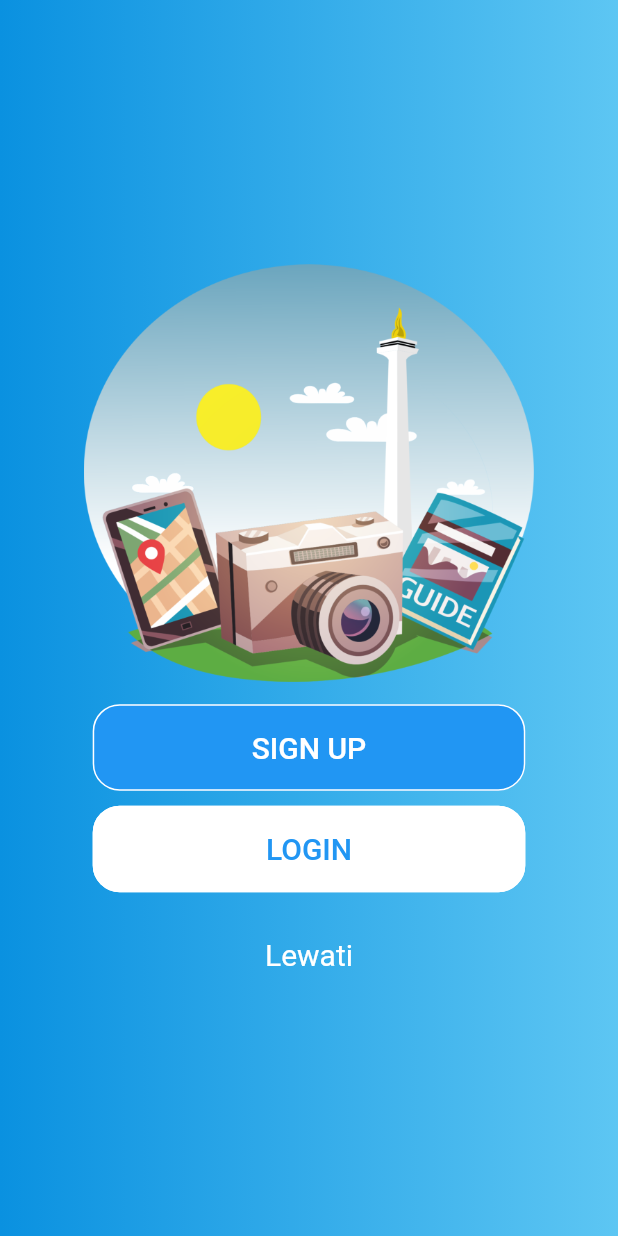
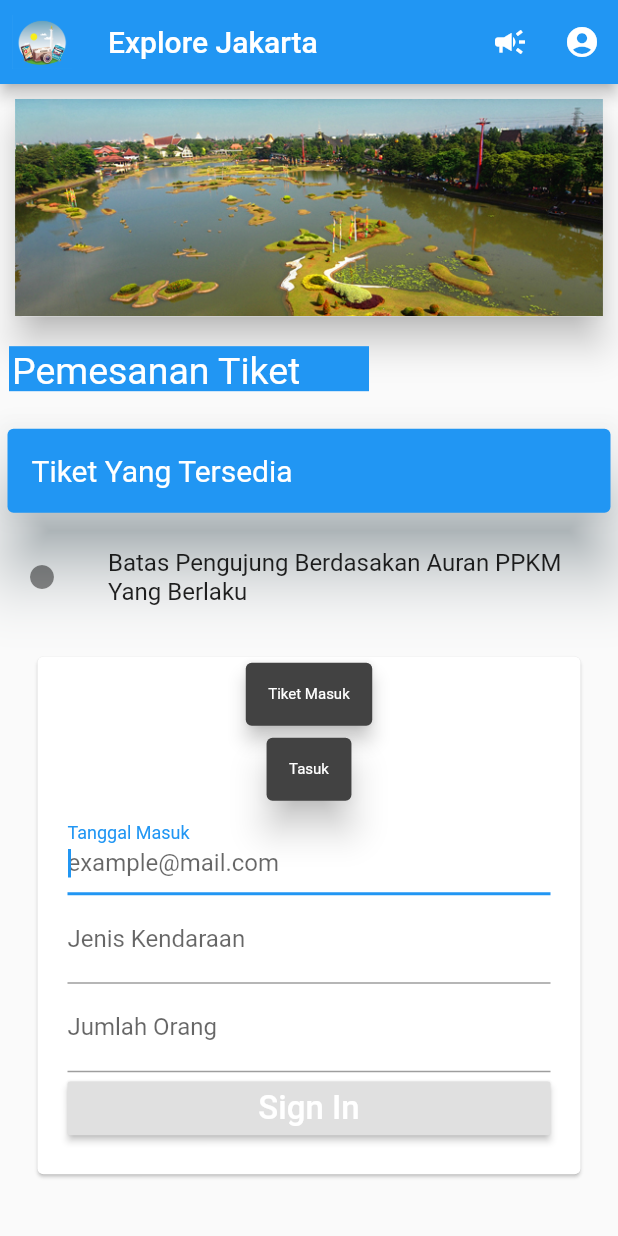
Before and after one commit to tonyafriyanto48/explorer_jakarta, a Flutter app: the screen it shows after launch, on a phone screen of 412 x 824 dp. Run offline on Flutter 3.47's test engine with Material 2 defaults, Android fonts, the phone set to English and light mode, and no system bars; our stand-ins replace carousel_slider, convert, dio, google_fonts, line_icons, page_transition and 4 more; Roboto replaces fonts that are missing (Raleway).

Commit message:
feat(ui): add Tiket masuk UI and change logo

```diff
--- a/lib/constant.dart
+++ b/lib/constant.dart
@@ -3,6 +3,7 @@ import 'package:flutter/material.dart';
 const double kSpace = 10;
 const kPrimaryColor = Color(0xFF3366FF);
 const kPrimaryLightColor = Color(0xFF00CCFF);
+const kBoxDecorationStyle= Color.fromARGB(255, 143, 143, 143);
 const kPrimaryGradientColor = LinearGradient(
   begin: Alignment.topLeft,
   end: Alignment.bottomRight,
--- a/lib/main.dart
+++ b/lib/main.dart
@@ -1,9 +1,12 @@
+import 'package:explore_jakarta/screen/login_screen.dart';
 import 'package:explore_jakarta/screen/welcome_screen.dart';
 import 'package:explore_jakarta/widget/stategird.dart';
 import 'package:flutter/material.dart';
 import 'package:explore_jakarta/screen/welcome_screen.dart';
 import 'package:explore_jakarta/screen/profile_screen.dart';
 import 'package:explore_jakarta/screen/detail_product.dart';
+import 'package:explore_jakarta/screen/tiket_masuk.dart';
+
 
 void main() {
   runApp(MyApp());
@@ -18,7 +21,7 @@ class MyApp extends StatelessWidget {
       theme: ThemeData(
         primarySwatch: Colors.blue,
       ),
-      home: welcomepage(),
+      home: TiketMasukPage(),
     );
   }
 }
--- a/lib/screen/detail_product.dart
+++ b/lib/screen/detail_product.dart
@@ -35,7 +35,7 @@ class DetailPage extends StatelessWidget {
               }),
         ],
         leading: IconButton(
-          icon: Image.asset('assets/logotmii2.png'),
+          icon: Image.asset('assets/explore.png'),
           onPressed: () {},
         ),
       ),
--- a/lib/screen/home_screen.dart
+++ b/lib/screen/home_screen.dart
@@ -58,7 +58,7 @@ class _HomescreenState extends State<Homescreen> {
               }),
         ],
         leading: IconButton(
-          icon: Image.asset('assets/logotmii2.png'),
+          icon: Image.asset('assets/explore.png'),
           onPressed: () {},
         ),
       ),
--- a/lib/screen/jelajah_page.dart
+++ b/lib/screen/jelajah_page.dart
@@ -54,7 +54,7 @@ class _JelajahPageState extends State<JelajahPage> {
               }),
         ],
         leading: IconButton(
-            icon: Image.asset('assets/logotmii2.png'),
+            icon: Image.asset('assets/explore.png'),
             onPressed: () {
               Navigator.push(
                 context,
--- a/lib/screen/login_screen.dart
+++ b/lib/screen/login_screen.dart
@@ -163,7 +163,7 @@ class _LoginPageState extends State<LoginPage> {
         title: new Text('Explore Jakarta'),
         actions: [],
         leading: IconButton(
-          icon: Image.asset('assets/logotmii2.png'),
+          icon: Image.asset('assets/explore.png'),
           onPressed: () {},
         ),
       ),
--- a/lib/screen/profile_screen.dart
+++ b/lib/screen/profile_screen.dart
@@ -84,7 +84,7 @@ class _ProfileDetails extends State<ProfileDetails> {
               }),
         ],
         leading: IconButton(
-          icon: Image.asset('assets/logotmii2.png'),
+          icon: Image.asset('assets/explore.png'),
           onPressed: () {},
         ),
       ),
--- a/lib/screen/register_screen.dart
+++ b/lib/screen/register_screen.dart
@@ -84,7 +84,7 @@ class _RegisterPageState extends State<RegisterPage> {
             // ),
           ],
           leading: IconButton(
-            icon: Image.asset('assets/logotmii2.png'),
+            icon: Image.asset('assets/explore.png'),
             onPressed: () {},
           ),
         ),
@@ -309,12 +309,11 @@ class _RegisterPageState extends State<RegisterPage> {
                                   decoration: BoxDecoration(
                                       boxShadow: <BoxShadow>[
                                         BoxShadow(
-                                            color: Colors
-                                                .grey, //Color(0xfff05945),
+                                            color: Color.fromARGB(255, 255, 255, 255), //Color(0xfff05945),
                                             offset: const Offset(0, 0),
                                             blurRadius: 5.0),
                                       ],
-                                      color: Colors.white,
+                                      color: Color.fromARGB(255, 245, 244, 244),
                                       borderRadius:
                                           BorderRadius.circular(12.0)),
                                   width: 100,
@@ -358,17 +357,16 @@ class _RegisterPageState extends State<RegisterPage> {
                           RaisedButton(
                       child: Container(
                         width: MediaQuery.of(context).size.width,
-                                padding: EdgeInsets.symmetric(vertical: 10),
+                        padding: EdgeInsets.symmetric(vertical: 15),
                         alignment: Alignment.center,
                         decoration: BoxDecoration(
-                                  borderRadius:
-                                      BorderRadius.all(Radius.circular(5)),
+                          borderRadius: BorderRadius.all(Radius.circular(5)),
                           boxShadow: <BoxShadow>[
                             BoxShadow(
-                                        color: Colors.grey.shade200,
-                                        offset: Offset(2, 4),
-                                        blurRadius: 5,
-                                        spreadRadius: 2)
+                                // color: Color.fromARGB(255, 255, 255, 255),
+                                // blurRadius: 5,
+                                // spreadRadius: 2
+                            )
                           ],
                           gradient: LinearGradient(
                             begin: Alignment.centerLeft,
--- a/lib/screen/tiket_masuk.dart
+++ b/lib/screen/tiket_masuk.dart
@@ -0,0 +1,201 @@
+import 'package:explore_jakarta/screen/profile_screen.dart';
+import 'package:flutter/material.dart';
+import 'package:explore_jakarta/screen/jelajah_page.dart';
+import 'package:carousel_slider/carousel_slider.dart';
+import 'package:cupertino_icons/cupertino_icons.dart';
+import 'package:line_icons/line_icons.dart';
+import 'package:explore_jakarta/screen/profile_screen.dart';
+import 'package:explore_jakarta/fade_adnimation.dart';
+import 'package:google_fonts/google_fonts.dart';
+import 'package:flutter_staggered_grid_view/flutter_staggered_grid_view.dart';
+import 'package:explore_jakarta/constant.dart';
+
+
+class TiketMasukPage extends StatelessWidget {
+  const TiketMasukPage({Key? key}) : super(key: key);
+
+  @override
+  Widget build(BuildContext context) {
+    var mediaQuery = MediaQuery.of(context);
+    return Scaffold(
+      appBar: AppBar(
+        title: new Text('Explore Jakarta'),
+        actions: [
+          IconButton(
+            icon: Icon(Icons.campaign),
+            onPressed: () {},
+          ),
+          IconButton(
+              icon: Icon(
+                Icons.account_circle,
+              ),
+              onPressed: () {
+                Navigator.push(
+                  context,
+                  MaterialPageRoute(builder: (context) => ProfileDetails()),
+                );
+              }),
+        ],
+        leading: IconButton(
+          icon: Image.asset('assets/explore.png'),
+          onPressed: () {},
+        ),
+      ),
+      body:
+      ListView(children: [
+        Container(
+            width: MediaQuery.of(context).size.width * 6,
+            height: MediaQuery.of(context).size.height * 0.20,
+            child: Card(
+              child: Image.asset(
+                'assets/latar1.png',
+                fit: BoxFit.cover,
+              ),
+              shape: RoundedRectangleBorder(
+                borderRadius: BorderRadius.circular(5.0),
+              ),
+              elevation: 10,
+              margin: EdgeInsets.all(10),
+            ),
+          ),
+        Container(
+          height: 50,
+          child: Row(
+                mainAxisAlignment: MainAxisAlignment.spaceBetween,
+                children: <Widget>[
+              Container(
+                height: 30,
+                width: 240,
+                margin: EdgeInsets.all(6),
+                padding: EdgeInsets.all(2),
+                color: Colors.blue,
+                child:
+                Text("Pemesanan Tiket ",
+                    style: TextStyle(color: Colors.white, fontSize: 25)
+                    ),
+              ),
+             ],
+          ),
+        ),
+        SizedBox(height: 10),
+          Card (
+          margin: EdgeInsets.all(5),
+          color: Colors.blue,
+          shadowColor: Colors.blueGrey,
+          elevation: 20,
+          child: Column(
+            mainAxisSize: MainAxisSize.min,
+            children: <Widget>[
+              const ListTile(
+                title: Text(
+          "Tiket Yang Tersedia",
+          style: TextStyle(color: Colors.white,fontSize: 20),
+        ),
+      )
+      ]
+      )
+      ),
+          SizedBox(height: 10),
+
+      ListTile(
+      leading: Icon(Icons.fiber_manual_record, ),
+      title: Text('Batas Pengujung Berdasakan Auran PPKM Yang Berlaku'),
+    ),
+     // ignore: unnecessary_new
+     new Container(
+  // decoration: new BoxDecoration(color: AppColors.hoBlue),
+  child: Padding(
+    padding: EdgeInsets.all(20.0),
+    child: new Center(
+        child: Column(
+      mainAxisAlignment: MainAxisAlignment.center,
+      children: <Widget>[
+        Stack(
+          children: <Widget>[
+            Row(
+              children: <Widget>[
+                Expanded(
+                  child: Padding(
+                    padding: EdgeInsets.all(1.0),
+                    child: Card(
+                      child: Padding(
+                          padding: EdgeInsets.fromLTRB(20, 0.0, 20.0,20.0),
+                          child: Column(
+                            children: <Widget>[
+                               Card(
+                                 color: Color.fromARGB(255, 66, 66, 66),
+                                    elevation: 5.0,
+                                    child: Padding(
+                                      padding: EdgeInsets.all(15.0),
+                                      child:
+                                      Text("Tiket Masuk" ,
+                                      style: TextStyle(color: Colors.white,fontSize: 10),
+                                              ),
+                                    ),
+                                  ),
+                                  Card(
+                                 color: Color.fromARGB(255, 66, 66, 66),
+                                    elevation: 10.0,
+                                    child: Padding(
+                                      padding: EdgeInsets.all(15.0),
+                                      child:
+                                      Text("Tasuk" ,
+                                      style: TextStyle(color: Colors.white,fontSize: 10),
+                                              ),
+                                    ),
+                                  ),
+                              TextField(
+                                decoration: InputDecoration(
+                                  labelText: "Tanggal Masuk",
+                                  hintText: "example@mail.com",
+                                ),
+                                autofocus: true,
+                              ),
+                             TextField(
+                                decoration: InputDecoration(
+                                  labelText: "Jenis Kendaraan",
+                                  hintText: "example@mail.com",
+                                ),
+                                autofocus: true,
+                              ),
+                              TextField(
+                                decoration: InputDecoration(
+                                  labelText: "Jumlah Orang",
+                                  hintText: "example@mail.com",
+                                ),
+                                autofocus: true,
+                              ),
+                              SizedBox(
+                                width: double.infinity,
+                                // height: double.infinity,
+                                child: new RaisedButton(
+                                  // color: AppColors.hoBlue,
+                                  child: Text(
+                                    "Sign In",
+                                    style: TextStyle(
+                                      color: Colors.white,
+                                      fontFamily: 'Raleway',
+                                      fontSize: 22.0,
+                                    ),
+                                  ),
+                                  onPressed: () => print('Sign In'),
+                                ),
+                              )
+                            ],
+                          )),
+                    ),
+                  ),
+                ),
+              ],
+            )
+          ],
+        ),
+      ],
+    )),
+  ),
+)
+    ]
+    )
+    );
+  }
+}
--- a/pubspec.yaml
+++ b/pubspec.yaml
@@ -111,6 +111,7 @@ flutter:
     - assets/istana anak.jpg
     - assets/Keong-Emas-TMII.jpg
     - assets/museum indonesia kk.jpg
+    - assets/explore.png
 
 
 
```
Also changed, not shown: assets/explore.png (added). Lines whose indentation alone changed are shown as unchanged.
